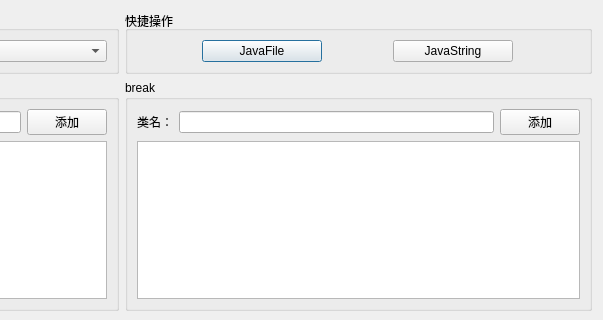
Above: ui/zenTracer.ui from dqzg12300/fridaUiTools before the change; both pictures show x 360 to 963 and y 0 to 320 of the 963 by 527 pixel window. Below: the same form after it.
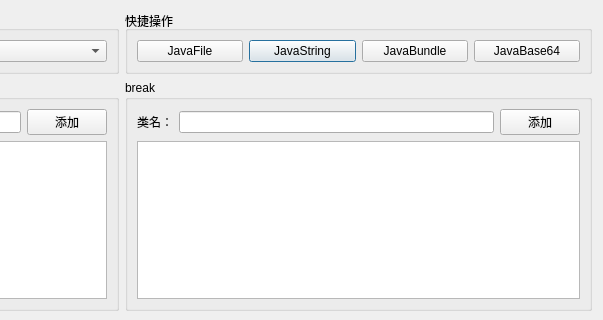
That is the form after the change.

Patch:
```diff
--- a/ui/zenTracer.ui
+++ b/ui/zenTracer.ui
@@ -63,19 +63,6 @@
       <string>快捷操作</string>
      </property>
      <layout class="QGridLayout" name="gridLayout_6">
-      <item row="0" column="0">
-       <widget class="QPushButton" name="btnClassFileAdd">
-        <property name="maximumSize">
-         <size>
-          <width>120</width>
-          <height>16777215</height>
-         </size>
-        </property>
-        <property name="text">
-         <string>JavaFile</string>
-        </property>
-       </widget>
-      </item>
       <item row="0" column="1">
        <widget class="QPushButton" name="btnClassStringAdd">
         <property name="maximumSize">
@@ -89,6 +76,45 @@
         </property>
        </widget>
       </item>
+      <item row="0" column="0">
+       <widget class="QPushButton" name="btnClassFileAdd">
+        <property name="maximumSize">
+         <size>
+          <width>120</width>
+          <height>16777215</height>
+         </size>
+        </property>
+        <property name="text">
+         <string>JavaFile</string>
+        </property>
+       </widget>
+      </item>
+      <item row="0" column="2">
+       <widget class="QPushButton" name="btnClassBundle">
+        <property name="maximumSize">
+         <size>
+          <width>120</width>
+          <height>16777215</height>
+         </size>
+        </property>
+        <property name="text">
+         <string>JavaBundle</string>
+        </property>
+       </widget>
+      </item>
+      <item row="0" column="3">
+       <widget class="QPushButton" name="btnClassBase64">
+        <property name="maximumSize">
+         <size>
+          <width>120</width>
+          <height>16777215</height>
+         </size>
+        </property>
+        <property name="text">
+         <string>JavaBase64</string>
+        </property>
+       </widget>
+      </item>
      </layout>
     </widget>
    </item>
```
